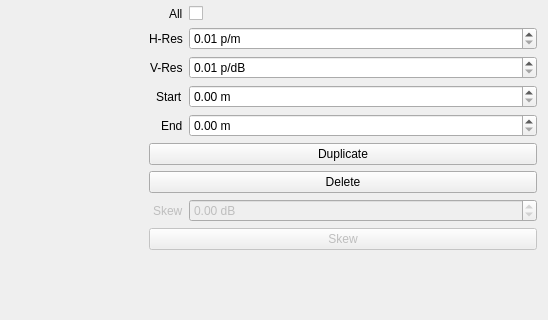
First picture: the form in gui/reflectogramwidget.ui, repository agarb7/Profes.SOR, before the edit; both pictures show x 257 to 805 and y 342 to 662 of the 805 by 662 pixel window.
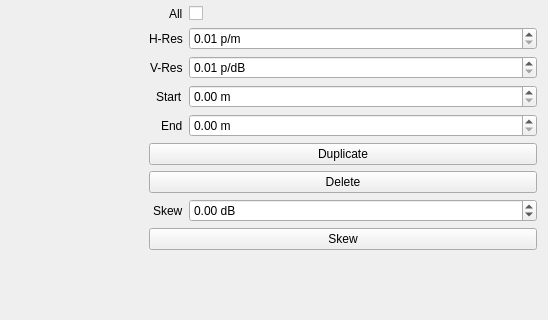
Second picture: the form after the edit. Custom widgets are drawn as their Qt base class.

Commit message: Trace skew feature. Fix getting indicies from selection

```diff
--- a/gui/reflectogramwidget.ui
+++ b/gui/reflectogramwidget.ui
@@ -545,9 +545,6 @@
        </item>
        <item row="7" column="0">
         <widget class="QLabel" name="traceSkewLabel">
-         <property name="enabled">
-          <bool>false</bool>
-         </property>
          <property name="text">
           <string>Skew</string>
          </property>
@@ -555,9 +552,6 @@
        </item>
        <item row="7" column="1">
         <widget class="QDoubleSpinBox" name="traceSkewEdit">
-         <property name="enabled">
-          <bool>false</bool>
-         </property>
          <property name="suffix">
           <string> dB</string>
          </property>
@@ -571,9 +565,6 @@
        </item>
        <item row="8" column="0" colspan="2">
         <widget class="SkewButton" name="traceSkewBtn">
-         <property name="enabled">
-          <bool>false</bool>
-         </property>
          <property name="text">
           <string>Skew</string>
          </property>
```
The commit also changes 2 other files.
